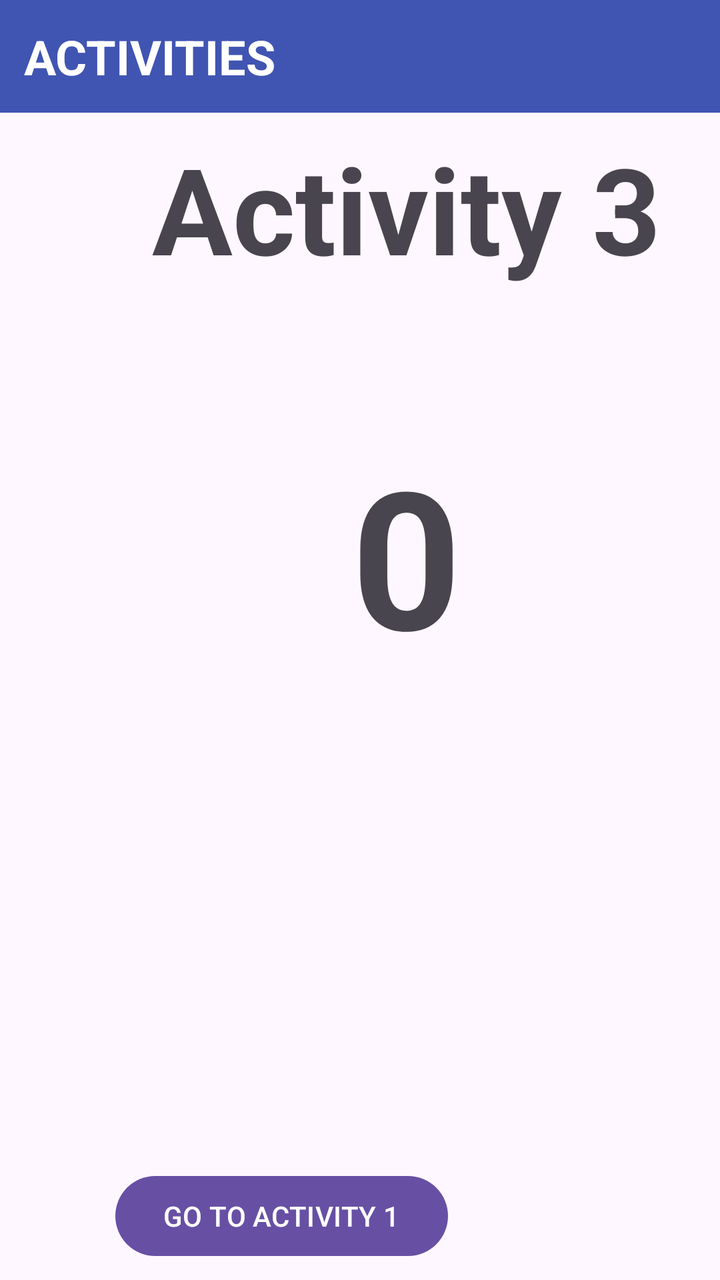
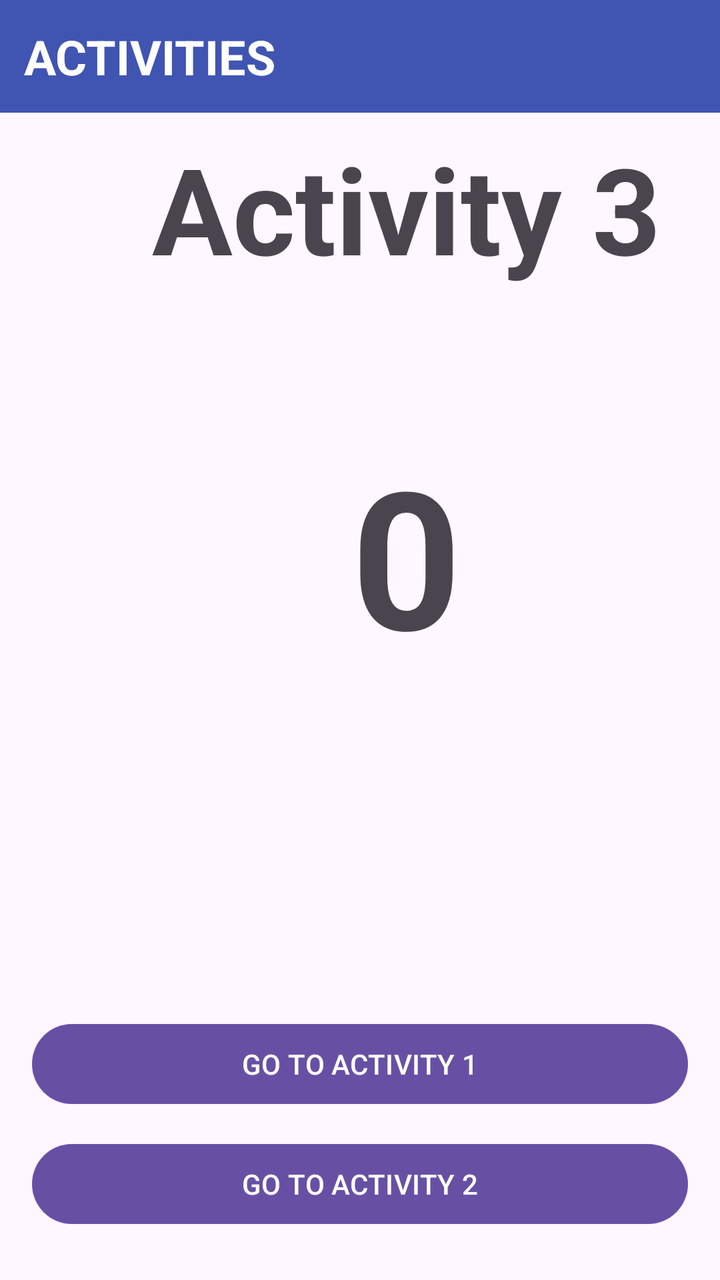

The first picture is an Android layout as it rendered before a commit; the second is the same layout after the commit. The layout source and the unified diff follow.
<!-- AndroidManifest.xml: application theme Theme.Activities -->
<!-- res/layout/activity_third.xml -->
<?xml version="1.0" encoding="utf-8"?>
<androidx.constraintlayout.widget.ConstraintLayout xmlns:android="http://schemas.android.com/apk/res/android"
    xmlns:app="http://schemas.android.com/apk/res-auto"
    xmlns:tools="http://schemas.android.com/tools"
    android:id="@+id/main"
    android:layout_width="match_parent"
    android:layout_height="match_parent"
    tools:context=".ThirdActivity">

    <TextView
        android:id="@+id/textView3"
        android:layout_width="match_parent"
        android:layout_height="wrap_content"
        android:background="#4054B2"
        android:padding="12dp"
        android:text="ACTIVITIES "
        android:textColor="#FFFFFF"
        android:textSize="24sp"
        android:textStyle="bold"
        app:layout_constraintStart_toStartOf="parent"
        app:layout_constraintTop_toTopOf="parent" />

    <Button
        android:id="@+id/b_activity1"
        android:layout_width="wrap_content"
        android:layout_height="wrap_content"
        android:layout_marginTop="584dp"
        android:layout_marginEnd="136dp"
        android:text="GO TO ACTIVITY 1"
        app:layout_constraintEnd_toEndOf="parent"
        app:layout_constraintTop_toTopOf="parent" />

    <Button
        android:id="@+id/b_activity4"
        android:layout_width="wrap_content"
        android:layout_height="wrap_content"
        android:layout_marginTop="664dp"
        android:layout_marginEnd="136dp"
        android:text="GO TO ACTIVITY 2"
        app:layout_constraintEnd_toEndOf="parent"
        app:layout_constraintTop_toTopOf="parent" />

    <TextView
        android:id="@+id/textView4"
        android:layout_width="318dp"
        android:layout_height="381dp"
        android:layout_marginStart="44dp"
        android:layout_marginBottom="172dp"
        android:gravity="center|center_vertical"
        android:text="0"
        android:textSize="96sp"
        android:textStyle="bold"
        app:layout_constraintBottom_toBottomOf="parent"
        app:layout_constraintStart_toStartOf="parent" />

    <TextView
        android:id="@+id/hello"
        android:layout_width="wrap_content"
        android:layout_height="wrap_content"
        android:layout_marginStart="76dp"
        android:layout_marginTop="64dp"
        android:text="Activity 3"
        android:textSize="60sp"
        android:textStyle="bold"
        app:layout_constraintStart_toStartOf="parent"
        app:layout_constraintTop_toTopOf="@+id/textView3" />
</androidx.constraintlayout.widget.ConstraintLayout>
<!-- resources referenced by this layout -->
<resources>
  <style name="Theme.Activities" parent="Base.Theme.Activities" />
  <style name="Base.Theme.Activities" parent="Theme.Material3.DayNight.NoActionBar">
          
          
      </style>
</resources>

<!-- the commit's change to res/layout/activity_third.xml (unified diff, before → after) -->
@@ -20,25 +20,33 @@
         app:layout_constraintStart_toStartOf="parent"
         app:layout_constraintTop_toTopOf="parent" />
 
+
     <Button
         android:id="@+id/b_activity1"
-        android:layout_width="wrap_content"
+        android:layout_width="0dp"
         android:layout_height="wrap_content"
-        android:layout_marginTop="584dp"
-        android:layout_marginEnd="136dp"
+        android:layout_marginStart="16dp"
+        android:layout_marginEnd="16dp"
+        android:layout_marginBottom="12dp"
         android:text="GO TO ACTIVITY 1"
+        app:layout_constraintStart_toStartOf="parent"
         app:layout_constraintEnd_toEndOf="parent"
-        app:layout_constraintTop_toTopOf="parent" />
+        app:layout_constraintBottom_toTopOf="@id/b_activity4" />
+
+
 
     <Button
         android:id="@+id/b_activity4"
-        android:layout_width="wrap_content"
+        android:layout_width="0dp"
         android:layout_height="wrap_content"
-        android:layout_marginTop="664dp"
-        android:layout_marginEnd="136dp"
+        android:layout_marginStart="16dp"
+        android:layout_marginEnd="16dp"
+        android:layout_marginBottom="24dp"
         android:text="GO TO ACTIVITY 2"
+        app:layout_constraintStart_toStartOf="parent"
         app:layout_constraintEnd_toEndOf="parent"
-        app:layout_constraintTop_toTopOf="parent" />
+        app:layout_constraintBottom_toBottomOf="parent" />
+
 
     <TextView
         android:id="@+id/textView4"
